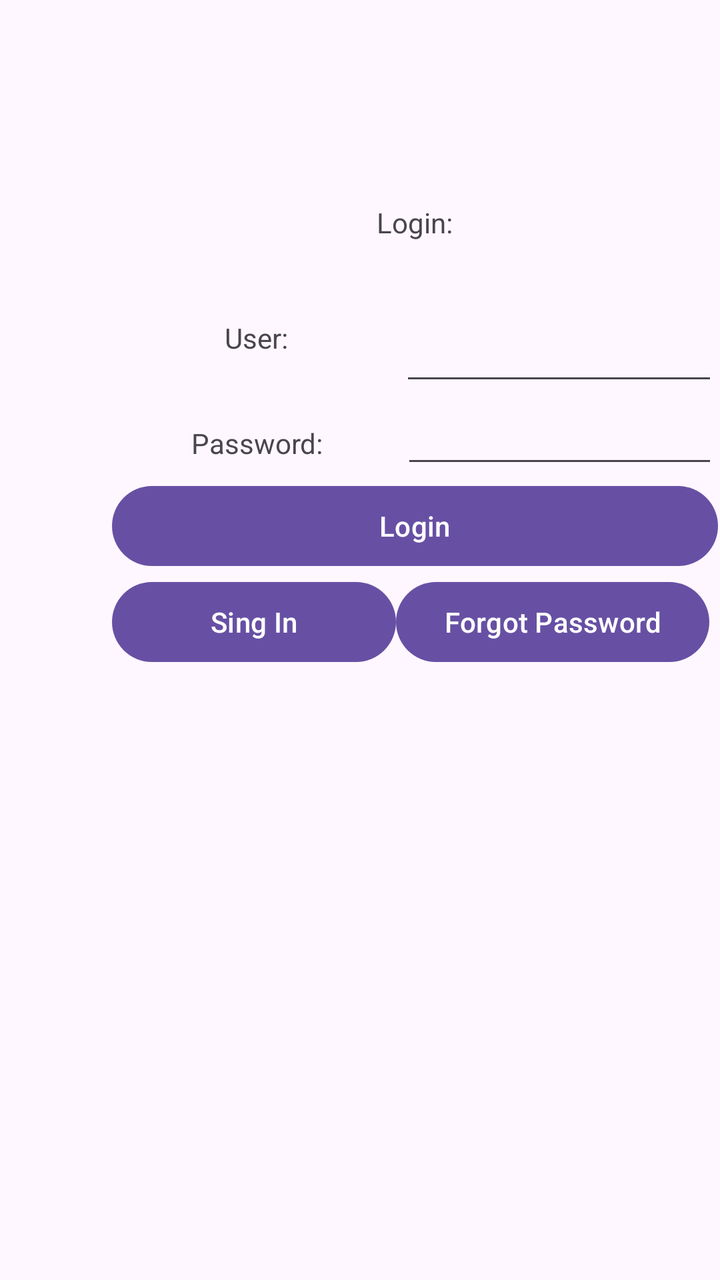
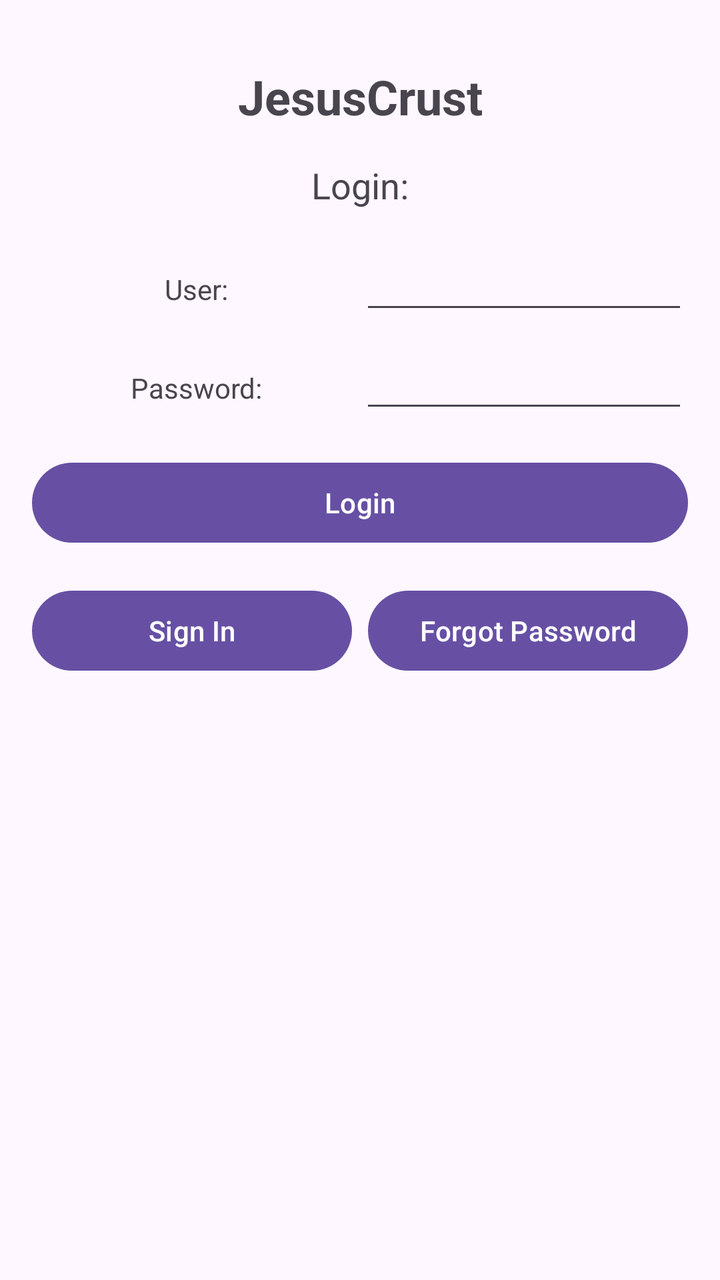

An Android layout rendered at two revisions. The XML below is the earlier revision; the diff shows what the commit changed to produce the second picture.
<!-- AndroidManifest.xml: application theme Theme.JesusCrust -->
<!-- res/layout/activity_main.xml -->
<?xml version="1.0" encoding="utf-8"?>
<androidx.constraintlayout.widget.ConstraintLayout xmlns:android="http://schemas.android.com/apk/res/android"
    xmlns:app="http://schemas.android.com/apk/res-auto"
    xmlns:tools="http://schemas.android.com/tools"
    android:id="@+id/main"
    android:layout_width="match_parent"
    android:layout_height="match_parent"
    tools:context=".MainActivity">

    <TextView
        android:id="@+id/LoginTitle"
        android:layout_width="wrap_content"
        android:layout_height="wrap_content"
        android:layout_marginStart="176dp"
        android:layout_marginTop="16dp"
        android:layout_marginEnd="177dp"
        android:layout_marginBottom="696dp"
        android:text="JesusCrust"
        app:layout_constraintBottom_toBottomOf="parent"
        app:layout_constraintEnd_toEndOf="parent"
        app:layout_constraintStart_toStartOf="parent"
        app:layout_constraintTop_toTopOf="parent" />

    <LinearLayout
        android:layout_width="303dp"
        android:layout_height="248dp"
        android:layout_marginStart="56dp"
        android:layout_marginTop="137dp"
        android:layout_marginEnd="57dp"
        android:layout_marginBottom="300dp"
        android:orientation="vertical"
        app:layout_constraintBottom_toBottomOf="parent"
        app:layout_constraintEnd_toEndOf="parent"
        app:layout_constraintHorizontal_bias="0.0"
        app:layout_constraintStart_toStartOf="parent"
        app:layout_constraintTop_toBottomOf="@+id/LoginTitle"
        app:layout_constraintVertical_bias="0.39">

        <TextView
            android:id="@+id/Login"
            android:layout_width="match_parent"
            android:layout_height="32dp"
            android:password="false"
            android:text="Login:"
            android:textAlignment="center" />

        <LinearLayout
            android:layout_width="match_parent"
            android:layout_height="64dp"
            android:orientation="horizontal">

            <TextView
                android:id="@+id/User"
                android:layout_width="144dp"
                android:layout_height="wrap_content"
                android:password="false"
                android:text="User:"
                android:textAlignment="center" />

            <EditText
                android:id="@+id/UsernameInput"
                android:layout_width="147dp"
                android:layout_height="match_parent"
                android:layout_weight="1"
                android:ems="10"
                android:inputType="text"
                android:textAlignment="center" />

        </LinearLayout>

        <LinearLayout
            android:layout_width="match_parent"
            android:layout_height="wrap_content"
            android:orientation="horizontal">

            <TextView
                android:id="@+id/Password"
                android:layout_width="196dp"
                android:layout_height="wrap_content"
                android:layout_weight="1"
                android:text="Password:"
                android:textAlignment="center" />

            <EditText
                android:id="@+id/PasswordInput"
                android:layout_width="wrap_content"
                android:layout_height="wrap_content"
                android:layout_weight="1"
                android:ems="10"
                android:inputType="text"
                android:password="true" />

        </LinearLayout>

        <Button
            android:id="@+id/LoginButton"
            android:layout_width="match_parent"
            android:layout_height="wrap_content"
            android:text="Login" />

        <LinearLayout
            android:layout_width="match_parent"
            android:layout_height="wrap_content"
            android:orientation="horizontal">

            <Button
                android:id="@+id/SingInButton"
                android:layout_width="142dp"
                android:layout_height="match_parent"
                android:text="Sing In" />

            <Button
                android:id="@+id/ForgotPasswordButton"
                android:layout_width="wrap_content"
                android:layout_height="wrap_content"
                android:text="Forgot Password" />

        </LinearLayout>

    </LinearLayout>
</androidx.constraintlayout.widget.ConstraintLayout>
<!-- resources referenced by this layout -->
<resources>
  <style name="Theme.JesusCrust" parent="Base.Theme.JesusCrust" />
  <style name="Base.Theme.JesusCrust" parent="Theme.Material3.DayNight.NoActionBar">
          
          
      </style>
</resources>

<!-- the commit's change to res/layout/activity_main.xml (unified diff, before → after) -->
@@ -1,5 +1,6 @@
 <?xml version="1.0" encoding="utf-8"?>
-<androidx.constraintlayout.widget.ConstraintLayout xmlns:android="http://schemas.android.com/apk/res/android"
+<androidx.constraintlayout.widget.ConstraintLayout
+    xmlns:android="http://schemas.android.com/apk/res/android"
     xmlns:app="http://schemas.android.com/apk/res-auto"
     xmlns:tools="http://schemas.android.com/tools"
     android:id="@+id/main"
@@ -7,115 +8,120 @@
     android:layout_height="match_parent"
     tools:context=".MainActivity">
 
+    
     <TextView
         android:id="@+id/LoginTitle"
         android:layout_width="wrap_content"
         android:layout_height="wrap_content"
-        android:layout_marginStart="176dp"
-        android:layout_marginTop="16dp"
-        android:layout_marginEnd="177dp"
-        android:layout_marginBottom="696dp"
         android:text="JesusCrust"
-        app:layout_constraintBottom_toBottomOf="parent"
+        android:textSize="24sp"
+        android:textStyle="bold"
+        app:layout_constraintTop_toTopOf="parent"
+        app:layout_constraintStart_toStartOf="parent"
         app:layout_constraintEnd_toEndOf="parent"
+        android:layout_marginTop="32dp"/>
+
+    
+    <LinearLayout
+        android:id="@+id/LoginForm"
+        android:layout_width="0dp"
+        android:layout_height="wrap_content"
+        android:orientation="vertical"
+        android:padding="16dp"
+        app:layout_constraintTop_toBottomOf="@id/LoginTitle"
         app:layout_constraintStart_toStartOf="parent"
-        app:layout_constraintTop_toTopOf="parent" />
+        app:layout_constraintEnd_toEndOf="parent">
 
-    <LinearLayout
-        android:layout_width="303dp"
-        android:layout_height="248dp"
-        android:layout_marginStart="56dp"
-        android:layout_marginTop="137dp"
-        android:layout_marginEnd="57dp"
-        android:layout_marginBottom="300dp"
-        android:orientation="vertical"
-        app:layout_constraintBottom_toBottomOf="parent"
-        app:layout_constraintEnd_toEndOf="parent"
-        app:layout_constraintHorizontal_bias="0.0"
-        app:layout_constraintStart_toStartOf="parent"
-        app:layout_constraintTop_toBottomOf="@+id/LoginTitle"
-        app:layout_constraintVertical_bias="0.39">
+        
+        <TextView
+            android:id="@+id/LoginLabel"
+            android:layout_width="match_parent"
+            android:layout_height="wrap_content"
+            android:text="Login:"
+            android:textAlignment="center"
+            android:textSize="18sp"
+            android:layout_marginBottom="16dp"/>
 
-        <TextView
-            android:id="@+id/Login"
-            android:layout_width="match_parent"
-            android:layout_height="32dp"
-            android:password="false"
-            android:text="Login:"
-            android:textAlignment="center" />
-
+        
         <LinearLayout
             android:layout_width="match_parent"
-            android:layout_height="64dp"
-            android:orientation="horizontal">
+            android:layout_height="wrap_content"
+            android:orientation="horizontal"
+            android:layout_marginBottom="8dp">
 
             <TextView
-                android:id="@+id/User"
-                android:layout_width="144dp"
+                android:layout_width="0dp"
                 android:layout_height="wrap_content"
-                android:password="false"
+                android:layout_weight="1"
                 android:text="User:"
-                android:textAlignment="center" />
+                android:textAlignment="center"/>
 
             <EditText
                 android:id="@+id/UsernameInput"
-                android:layout_width="147dp"
-                android:layout_height="match_parent"
-                android:layout_weight="1"
-                android:ems="10"
-                android:inputType="text"
-                android:textAlignment="center" />
-
-        </LinearLayout>
-
-        <LinearLayout
-            android:layout_width="match_parent"
-            android:layout_height="wrap_content"
-            android:orientation="horizontal">
-
-            <TextView
-                android:id="@+id/Password"
-                android:layout_width="196dp"
-                android:layout_height="wrap_content"
-                android:layout_weight="1"
-                android:text="Password:"
-                android:textAlignment="center" />
-
-            <EditText
-                android:id="@+id/PasswordInput"
-                android:layout_width="wrap_content"
+                android:layout_width="0dp"
                 android:layout_height="wrap_content"
                 android:layout_weight="1"
                 android:ems="10"
                 android:inputType="text"
-                android:password="true" />
-
+                android:textAlignment="center"/>
         </LinearLayout>
 
+        
+        <LinearLayout
+            android:layout_width="match_parent"
+            android:layout_height="wrap_content"
+            android:orientation="horizontal"
+            android:layout_marginBottom="16dp">
+
+            <TextView
+                android:layout_width="0dp"
+                android:layout_height="wrap_content"
+                android:layout_weight="1"
+                android:text="Password:"
+                android:textAlignment="center"/>
+
+            <EditText
+                android:id="@+id/PasswordInput"
+                android:layout_width="0dp"
+                android:layout_height="wrap_content"
+                android:layout_weight="1"
+                android:ems="10"
+                android:inputType="textPassword"
+                android:textAlignment="center"/>
+        </LinearLayout>
+
+        
         <Button
             android:id="@+id/LoginButton"
             android:layout_width="match_parent"
             android:layout_height="wrap_content"
-            android:text="Login" />
+            android:text="Login"
+            android:layout_marginBottom="8dp"/>
 
+        
         <LinearLayout
             android:layout_width="match_parent"
             android:layout_height="wrap_content"
-            android:orientation="horizontal">
+            android:orientation="horizontal"
+            android:gravity="center"
+            android:layout_marginTop="8dp">
 
             <Button
-                android:id="@+id/SingInButton"
-                android:layout_width="142dp"
-                android:layout_height="match_parent"
-                android:text="Sing In" />
+                android:id="@+id/SignInButton"
+                android:layout_width="0dp"
+                android:layout_height="wrap_content"
+                android:layout_weight="1"
+                android:text="Sign In"
+                android:layout_marginEnd="8dp"/>
 
             <Button
                 android:id="@+id/ForgotPasswordButton"
-                android:layout_width="wrap_content"
+                android:layout_width="0dp"
                 android:layout_height="wrap_content"
-                android:text="Forgot Password" />
-
+                android:layout_weight="1"
+                android:text="Forgot Password"/>
         </LinearLayout>
 
     </LinearLayout>
+
 </androidx.constraintlayout.widget.ConstraintLayout>
